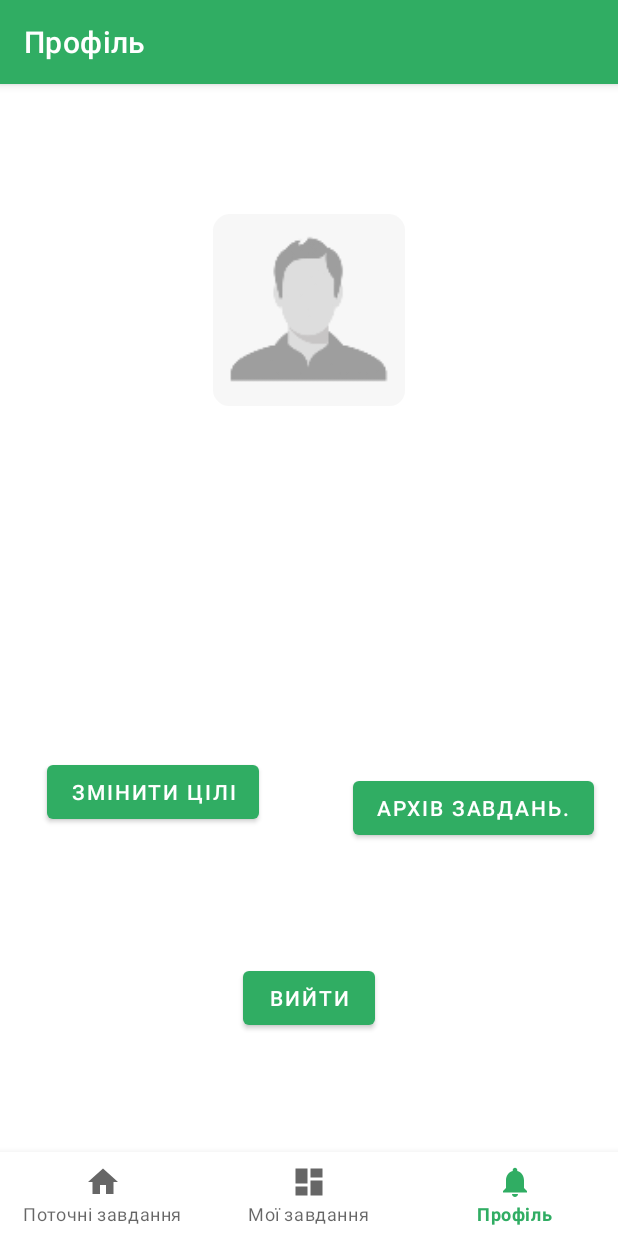
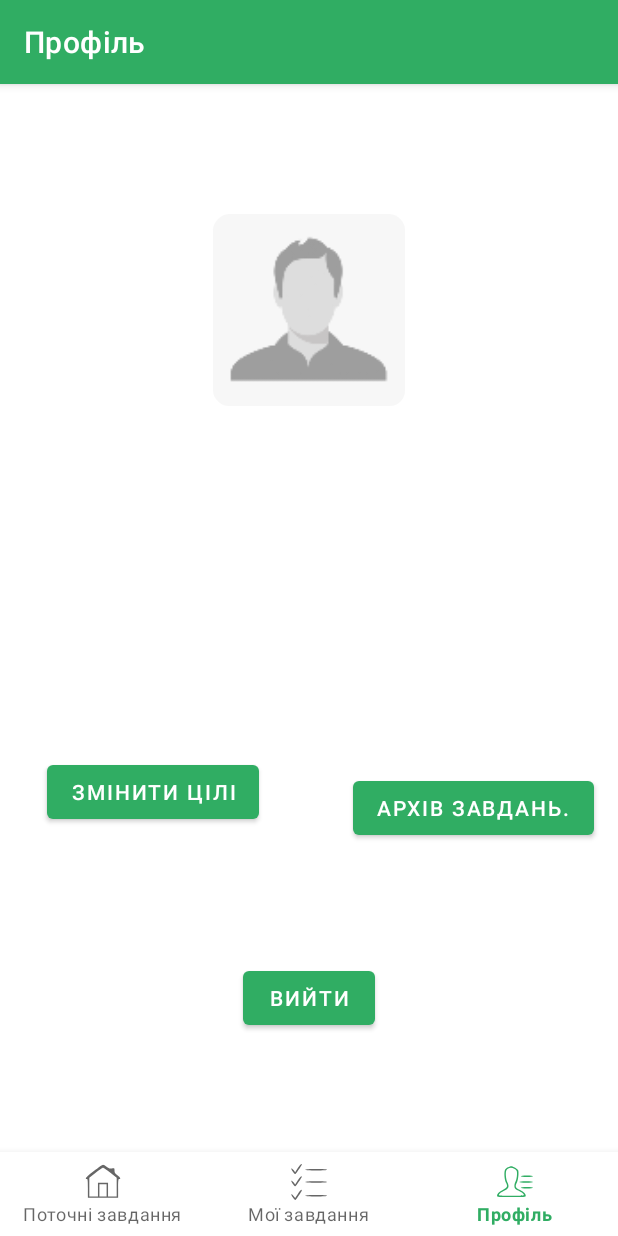
Before and after one commit to njilrem/getting-active, an Android app: the screen it shows after launch (MainActivity), item 3 of the bottom bar chosen, on a phone screen of 412 x 824 dp. Run offline under Robolectric (Android 15) with nearby library versions, the phone set to English and light mode, and no system bars; our stand-ins replace Firebase (no records; nobody signed in at launch, a user with empty details on screens opened directly), navigation-ui; libraries missing offline, so code that uses them is left out: com.firebase.ui; 4 statements that could not run were skipped.

Commit message:
changed icons on the bottom nav

```diff
--- a/app/src/main/java/com/ga/gettingactive/TaskUpdateWorker.java
+++ b/app/src/main/java/com/ga/gettingactive/TaskUpdateWorker.java
@@ -36,14 +36,15 @@ public class TaskUpdateWorker extends Worker {
         FirebaseUser user = FirebaseAuth.getInstance().getCurrentUser();
         if (user != null) {
             DocumentReference userProfile = FirestoreDB.db.collection("users").document(user.getUid());
-            ArrayList<Integer> preferences = new ArrayList<>();
-            TaskCallback<Integer> preferenceCallback = preferences::addAll;
+            ArrayList<Long> preferences = new ArrayList<>();
+            TaskCallback<Long> preferenceCallback = preferences::addAll;
             getPreferences(preferenceCallback, userProfile);
             // too much reads to db, better final array
             String[] categories = {"cоціалізація", "розвиток", "спорт", "догляд", "продуктивність", "краса"};
             ArrayList<String> chosenCategories = new ArrayList<>();
             while(preferences.isEmpty()){}
-            for(Integer id: preferences){
+            for(Long idLong: preferences){
+                int id = idLong.intValue();
                 chosenCategories.add(categories[id]);
             }
             ArrayList<String> tasksBundles = new ArrayList<>();
@@ -93,11 +94,11 @@ public class TaskUpdateWorker extends Worker {
 //        }
 //    }
 
-    private void getPreferences(TaskCallback<Integer> callback, DocumentReference userProfile) {
-        final ArrayList<Integer> preferences = new ArrayList<>();
+    private void getPreferences(TaskCallback<Long> callback, DocumentReference userProfile) {
+        final ArrayList<Long> preferences = new ArrayList<>();
         userProfile.get().addOnCompleteListener(task -> {
             if (task.isSuccessful()) {
-                preferences.addAll((ArrayList<Integer>) task.getResult().get("categories"));
+                preferences.addAll((ArrayList<Long>) task.getResult().get("categories"));
                 callback.onCallback(preferences);
             }
         });
--- /dev/null
+++ b/app/src/main/res/drawable/ic_icons8_home_50.xml
@@ -0,0 +1,10 @@
+<vector xmlns:android="http://schemas.android.com/apk/res/android"
+    android:width="50dp"
+    android:height="50dp"
+    android:viewportWidth="50"
+    android:viewportHeight="50">
+  <path
+      android:pathData="M12.3,9.8c-10.6,8.2 -13.2,11.2 -9.8,11.2 1.3,-0 1.5,2.1 1.5,13l0,13 21,-0 21,-0 0,-13c0,-10.9 0.2,-13 1.5,-13 2.8,-0 1.5,-2.7 -2.5,-5.5 -3.4,-2.3 -4,-3.3 -4,-6.3 0,-3.4 0,-3.5 -3.8,-3 -3.1,0.5 -4.3,-0 -7.2,-2.3 -1.9,-1.6 -4.1,-2.9 -5,-2.9 -0.8,-0 -6.5,4 -12.7,8.8zM35.3,12.1l8.7,7 0,12.9 0,13 -6,-0 -6,-0 0,-9.5 0,-9.5 -7,-0 -7,-0 0,9.5 0,9.5 -6,-0 -6,-0 0,-13 0,-12.9 8.8,-7c4.8,-3.9 9.4,-7 10.2,-7 0.8,-0 5.4,3.1 10.3,7zM30,36.5l0,8.5 -5,-0 -5,-0 0,-8.5 0,-8.5 5,-0 5,-0 0,8.5z"
+      android:fillColor="#000000"
+      android:strokeColor="#00000000"/>
+</vector>
--- /dev/null
+++ b/app/src/main/res/drawable/ic_icons8_oak_tree_50.xml
@@ -0,0 +1,10 @@
+<vector xmlns:android="http://schemas.android.com/apk/res/android"
+    android:width="50dp"
+    android:height="50dp"
+    android:viewportWidth="50"
+    android:viewportHeight="50">
+  <path
+      android:pathData="M19.6,1.7c-0.3,0.4 -1.6,0.8 -2.8,1 -1.2,0.2 -2.9,1 -3.7,1.7 -0.9,0.7 -2.9,1.6 -4.4,2 -1.7,0.4 -3.1,1.6 -3.7,3.2 -0.6,1.4 -1.7,3.2 -2.5,4 -2.3,2.3 -1.9,7 0.8,8.9l2.2,1.6 -2.2,1.6c-1.6,1.1 -2.3,2.5 -2.3,4.9 0,2.8 0.7,3.7 4.8,6.5 4.4,3 5,3.1 9.5,2.2l4.7,-1 0,2.9c0,2.4 -0.5,3 -3.1,3.5 -3.1,0.6 -4.6,2.4 -3.4,4.2 0.4,0.7 1.2,0.7 2.3,0.1 0.9,-0.6 2.9,-1.4 4.5,-2 2.3,-0.8 2.7,-1.5 2.7,-4.9 0,-2.2 0.5,-4.1 1.3,-4.3 2.6,-1 3.7,0.4 3.7,4.7 0,4.9 0.1,5 5.3,5.9 2.9,0.5 3.7,0.4 3.7,-0.8 0,-0.8 -1.3,-1.7 -3,-2.1 -2.7,-0.6 -3,-1 -3,-4.5 0,-3.4 0.3,-3.8 2.9,-4.2 1.6,-0.2 3.7,0.2 4.7,0.9 2.6,1.9 4.2,1.6 7,-1.2 2,-2 2.4,-3.2 1.9,-5.4 -0.3,-1.7 -0.2,-3.2 0.4,-3.6 0.6,-0.3 1.1,-2.1 1.1,-3.8 0,-2.3 -1,-4.1 -3.5,-6.6 -2,-2 -3.5,-4.4 -3.5,-5.7 0,-2.7 -3.9,-5.7 -6.8,-5.2 -1,0.2 -3.5,-0.9 -5.5,-2.5 -3.4,-2.5 -8.5,-3.6 -10.1,-2zM26,5.5c0.7,0.8 1.9,1.5 2.7,1.5 0.7,-0 1.6,0.7 2,1.6 0.4,1.1 1.4,1.4 3.4,1 3.1,-0.6 5.5,1.5 4.5,4 -0.4,1.1 0.7,2.9 3.6,5.5 3.7,3.4 4.1,4.1 3,5.6 -2.2,3.2 -2.5,4.5 -1.4,6.4 0.9,1.4 0.8,2.1 -0.4,3.4 -1.5,1.5 -1.8,1.5 -3.5,-0.1 -1.3,-1.1 -2.6,-1.4 -4.6,-0.9 -2.7,0.6 -14.9,1.8 -18.5,1.7 -1,-0.1 -2,0.3 -2.3,0.9 -0.9,1.4 -4.5,1.1 -5.1,-0.5 -0.3,-0.8 -1.6,-1.7 -3,-2 -2.6,-0.7 -3.3,-3.9 -1.2,-5.3 1.4,-0.9 3.8,-4.8 3.8,-6.2 0,-0.5 -1.1,-1.2 -2.5,-1.5 -2.7,-0.7 -3.4,-3.9 -1.2,-5.3 0.7,-0.4 1.8,-2 2.4,-3.5 1.1,-2.3 1.7,-2.7 4.1,-2.2 2.4,0.5 3,0.2 3.5,-1.5 0.3,-1.3 1.3,-2.1 2.5,-2.1 1.2,-0 2.4,-0.5 2.7,-1 0.9,-1.5 4.1,-1.2 5.5,0.5z"
+      android:fillColor="#000000"
+      android:strokeColor="#00000000"/>
+</vector>
--- /dev/null
+++ b/app/src/main/res/drawable/ic_icons8_to_do_50.xml
@@ -0,0 +1,30 @@
+<vector xmlns:android="http://schemas.android.com/apk/res/android"
+    android:width="50dp"
+    android:height="50dp"
+    android:viewportWidth="50"
+    android:viewportHeight="50">
+  <path
+      android:pathData="M9.5,5.6l-3.7,5.7 -2.3,-2.9c-1.3,-1.6 -2.6,-2.6 -3,-2.2 -0.8,0.7 4.2,7.8 5.5,7.8 0.8,-0 9,-12.1 9,-13.3 0,-2 -2.1,-0.1 -5.5,4.9z"
+      android:fillColor="#000000"
+      android:strokeColor="#00000000"/>
+  <path
+      android:pathData="M20,8c0,0.6 5.7,1 15,1 9.3,-0 15,-0.4 15,-1 0,-0.6 -5.7,-1 -15,-1 -9.3,-0 -15,0.4 -15,1z"
+      android:fillColor="#000000"
+      android:strokeColor="#00000000"/>
+  <path
+      android:pathData="M9.5,22.6l-3.7,5.7 -2.3,-2.9c-1.3,-1.6 -2.6,-2.6 -3,-2.2 -0.8,0.7 4.2,7.8 5.5,7.8 0.8,-0 9,-12.1 9,-13.3 0,-2 -2.1,-0.1 -5.5,4.9z"
+      android:fillColor="#000000"
+      android:strokeColor="#00000000"/>
+  <path
+      android:pathData="M20,25c0,0.6 5.7,1 15,1 9.3,-0 15,-0.4 15,-1 0,-0.6 -5.7,-1 -15,-1 -9.3,-0 -15,0.4 -15,1z"
+      android:fillColor="#000000"
+      android:strokeColor="#00000000"/>
+  <path
+      android:pathData="M9.5,41.6l-3.7,5.7 -2.3,-2.9c-1.3,-1.6 -2.6,-2.6 -3,-2.2 -0.8,0.7 4.2,7.8 5.5,7.8 0.8,-0 9,-12.1 9,-13.3 0,-2 -2.1,-0.1 -5.5,4.9z"
+      android:fillColor="#000000"
+      android:strokeColor="#00000000"/>
+  <path
+      android:pathData="M20,44c0,0.6 5.7,1 15,1 9.3,-0 15,-0.4 15,-1 0,-0.6 -5.7,-1 -15,-1 -9.3,-0 -15,0.4 -15,1z"
+      android:fillColor="#000000"
+      android:strokeColor="#00000000"/>
+</vector>
--- /dev/null
+++ b/app/src/main/res/drawable/ic_icons8_user_menu_male_50.xml
@@ -0,0 +1,22 @@
+<vector xmlns:android="http://schemas.android.com/apk/res/android"
+    android:width="50dp"
+    android:height="50dp"
+    android:viewportWidth="50"
+    android:viewportHeight="50">
+  <path
+      android:pathData="M15.2,4.5c-1.7,0.8 -3.7,2.6 -4.2,4 -1.4,3.6 -0.6,13.4 1.3,17.2 2.9,5.5 2.3,7 -4.3,10.3 -5.8,2.9 -8,5.3 -8,8.4 0,1.4 2.5,1.6 20,1.6 17.5,-0 20,-0.2 20,-1.6 0,-3.1 -2.2,-5.5 -8,-8.4 -6.7,-3.4 -7.2,-4.7 -4.2,-10.8 1.8,-3.7 2.7,-12.9 1.6,-16.4 -0.6,-1.9 -7.2,-5.8 -9.6,-5.8 -0.7,0.1 -2.8,0.7 -4.6,1.5zM24,6.5c1.6,0.8 3.1,2.3 3.4,3.2 1,3.3 0,11.8 -1.8,15.1 -0.9,1.8 -1.6,4.8 -1.4,6.5 0.3,2.8 1,3.5 6,5.9 3.1,1.5 6.2,3.6 6.8,4.8 1.1,2 0.9,2 -17,2 -17.9,-0 -18.1,-0 -17,-2 0.6,-1.2 3.7,-3.3 6.8,-4.8 6.6,-3.1 7.6,-5.8 4.6,-12 -2.1,-4.3 -2.8,-13.6 -1.3,-16.4 1.9,-3.6 6.5,-4.6 10.9,-2.3z"
+      android:fillColor="#000000"
+      android:strokeColor="#00000000"/>
+  <path
+      android:pathData="M33,17c0,0.6 3.5,1 8.5,1 5,-0 8.5,-0.4 8.5,-1 0,-0.6 -3.5,-1 -8.5,-1 -5,-0 -8.5,0.4 -8.5,1z"
+      android:fillColor="#000000"
+      android:strokeColor="#00000000"/>
+  <path
+      android:pathData="M31,25c0,0.6 3.8,1 9.5,1 5.7,-0 9.5,-0.4 9.5,-1 0,-0.6 -3.8,-1 -9.5,-1 -5.7,-0 -9.5,0.4 -9.5,1z"
+      android:fillColor="#000000"
+      android:strokeColor="#00000000"/>
+  <path
+      android:pathData="M33,33c0,0.6 3.5,1 8.5,1 5,-0 8.5,-0.4 8.5,-1 0,-0.6 -3.5,-1 -8.5,-1 -5,-0 -8.5,0.4 -8.5,1z"
+      android:fillColor="#000000"
+      android:strokeColor="#00000000"/>
+</vector>
--- a/app/src/main/res/menu/bottom_nav_menu.xml
+++ b/app/src/main/res/menu/bottom_nav_menu.xml
@@ -3,17 +3,17 @@
 
     <item
         android:id="@+id/navigation_home"
-        android:icon="@drawable/ic_home_black_24dp"
+        android:icon="@drawable/ic_icons8_home_50"
         android:title="@string/title_current_tasks" />
 
     <item
         android:id="@+id/navigation_dashboard"
-        android:icon="@drawable/ic_dashboard_black_24dp"
+        android:icon="@drawable/ic_icons8_to_do_50"
         android:title="@string/title_dashboard" />
 
     <item
         android:id="@+id/navigation_notifications"
-        android:icon="@drawable/ic_notifications_black_24dp"
+        android:icon="@drawable/ic_icons8_user_menu_male_50"
         android:title="@string/title_notifications" />
 
 </menu>
```
